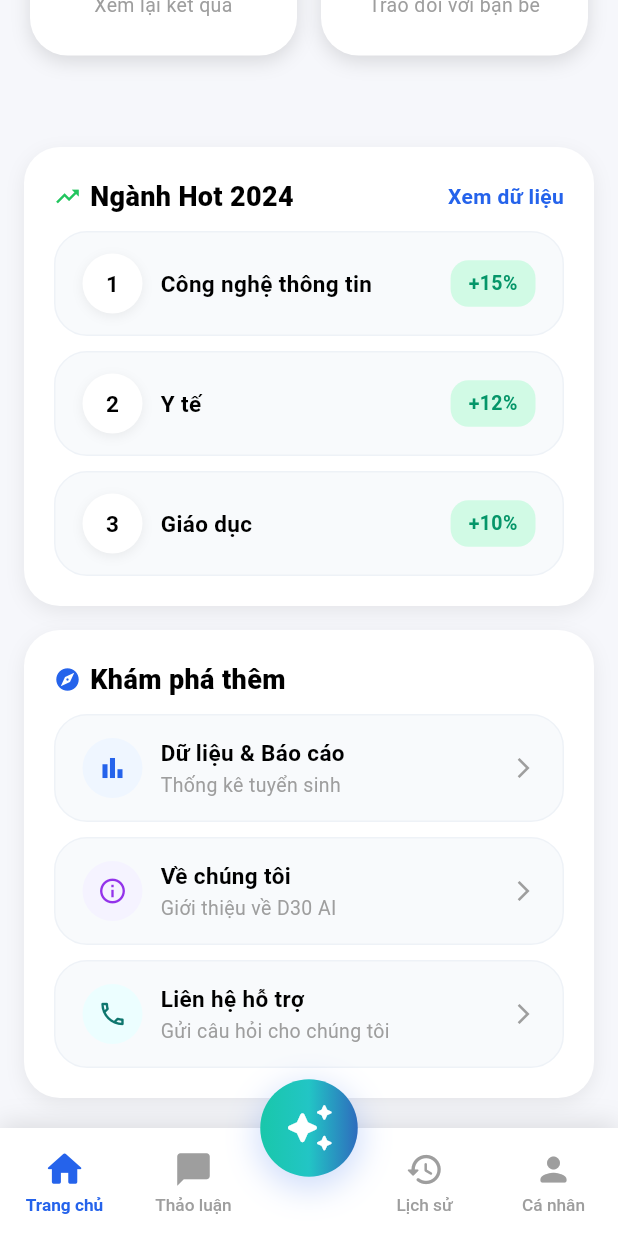
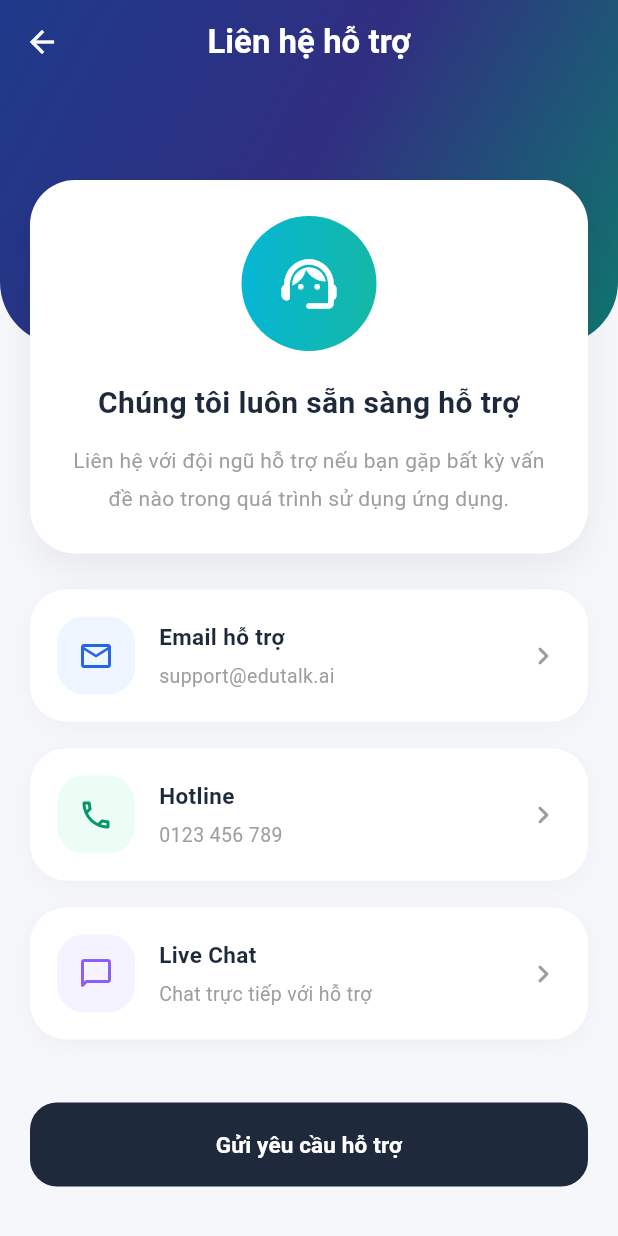
Before and after one commit to thuytrang6/EduTalk, a Flutter app: the screen it shows once a user with an empty profile is signed in, scrolled down 572 dp, after a tap on "Liên hệ hỗ trợ", on a phone screen of 412 x 824 dp. Run offline on Flutter 3.47's test engine with Material 3 defaults, Android fonts, the phone set to English and light mode, and no system bars; our stand-ins replace cloud_firestore, firebase_auth, firebase_core, image_picker; accounts and stored records are empty.

Commit message:
thêm setting, homepage, support nãy up bị sót nha

```diff
--- a/ui_login_out/lib/screens/Setting.dart
+++ b/ui_login_out/lib/screens/Setting.dart
@@ -3,6 +3,8 @@ import 'package:firebase_auth/firebase_auth.dart';
 import 'package:cloud_firestore/cloud_firestore.dart';
 import '../auth_service.dart';
 import 'Login.dart';
+import 'privacy_policy_screen.dart';
+import 'terms_screen.dart';
 
 class SettingScreen extends StatefulWidget {
   const SettingScreen({super.key});
@@ -141,21 +143,37 @@ class _SettingScreenState extends State<SettingScreen> {
               subtitle: "Cập nhật mật khẩu của bạn",
               onTap: () {},
             ),
+
             _buildNavigationItem(
               icon: Icons.security_outlined,
               iconColor: const Color(0xff6366f1),
               bgColor: const Color(0xffeef2ff),
               title: "Chính sách bảo mật",
               subtitle: "Xem cách chúng tôi bảo vệ dữ liệu",
-              onTap: () {},
+
+              onTap: () {
+                Navigator.push(
+                  context,
+                  MaterialPageRoute(
+                    builder: (_) => const PrivacyPolicyScreen(),
+                  ),
+                );
+              },
             ),
+
             _buildNavigationItem(
               icon: Icons.description_outlined,
               iconColor: const Color(0xff06b6d4),
               bgColor: const Color(0xffecfeff),
               title: "Điều khoản sử dụng",
               subtitle: "Xem điều khoản & điều kiện",
-              onTap: () {},
+
+              onTap: () {
+                Navigator.push(
+                  context,
+                  MaterialPageRoute(builder: (_) => const TermsScreen()),
+                );
+              },
             ),
           ],
         ),
--- a/ui_login_out/lib/screens/home_page.dart
+++ b/ui_login_out/lib/screens/home_page.dart
@@ -3,6 +3,8 @@ import 'package:firebase_auth/firebase_auth.dart';
 import 'package:ui_login_out/screens/free_usage_store.dart';
 import 'Premium_screen.dart';
 import 'ThongKeTs.dart';
+import 'about_screen.dart';
+import 'support_screen.dart';
 
 class HomePage extends StatefulWidget {
   final ValueChanged<int>? onChangeTab;
@@ -211,6 +213,12 @@ class _HomePageState extends State<HomePage> {
             title: "Về chúng tôi",
             subtitle: "Giới thiệu về D30 AI",
             onTap: () {
+              Navigator.push(
+  context,
+  MaterialPageRoute(
+    builder: (_) => const AboutScreen(),
+  ),
+);
               widget.onOpenAbout?.call(); // Thêm chữ widget.
             },
           ),
@@ -223,6 +231,12 @@ class _HomePageState extends State<HomePage> {
             title: "Liên hệ hỗ trợ",
             subtitle: "Gửi câu hỏi cho chúng tôi",
             onTap: () {
+              Navigator.push(
+  context,
+  MaterialPageRoute(
+    builder: (_) => const SupportScreen(),
+  ),
+);
               widget.onOpenContact?.call(); // Thêm chữ widget.
             },
           ),
--- /dev/null
+++ b/ui_login_out/lib/screens/support_screen.dart
@@ -0,0 +1,275 @@
+import 'package:flutter/material.dart';
+
+class SupportScreen extends StatelessWidget {
+  const SupportScreen({super.key});
+
+  @override
+  Widget build(BuildContext context) {
+    return Scaffold(
+      backgroundColor: const Color(0xfff6f7fb),
+
+      extendBodyBehindAppBar: true,
+
+      appBar: AppBar(
+        backgroundColor: Colors.transparent,
+        elevation: 0,
+
+        centerTitle: true,
+
+        iconTheme: const IconThemeData(color: Colors.white),
+
+        title: const Text(
+          "Liên hệ hỗ trợ",
+          style: TextStyle(color: Colors.white, fontWeight: FontWeight.bold),
+        ),
+      ),
+
+      body: Stack(
+        children: [
+          // ==================================================
+          // TOP BACKGROUND
+          // ==================================================
+          Container(
+            height: 230,
+
+            decoration: const BoxDecoration(
+              gradient: LinearGradient(
+                begin: Alignment.topLeft,
+                end: Alignment.bottomRight,
+
+                colors: [
+                  Color(0xff1e3a8a),
+                  Color(0xff312e81),
+                  Color(0xff0f766e),
+                ],
+              ),
+
+              borderRadius: BorderRadius.vertical(bottom: Radius.circular(42)),
+            ),
+          ),
+
+          // ==================================================
+          // CONTENT
+          // ==================================================
+          SingleChildScrollView(
+            physics: const BouncingScrollPhysics(),
+
+            padding: const EdgeInsets.fromLTRB(20, 120, 20, 30),
+
+            child: Column(
+              children: [
+                // ==============================================
+                // HEADER CARD
+                // ==============================================
+                Container(
+                  width: double.infinity,
+
+                  padding: const EdgeInsets.all(24),
+
+                  decoration: BoxDecoration(
+                    color: Colors.white,
+
+                    borderRadius: BorderRadius.circular(30),
+
+                    boxShadow: [
+                      BoxShadow(
+                        color: Colors.black.withOpacity(0.06),
+                        blurRadius: 20,
+                        offset: const Offset(0, 10),
+                      ),
+                    ],
+                  ),
+
+                  child: Column(
+                    children: [
+                      Container(
+                        width: 90,
+                        height: 90,
+
+                        decoration: const BoxDecoration(
+                          gradient: LinearGradient(
+                            colors: [Color(0xff06b6d4), Color(0xff14b8a6)],
+                          ),
+
+                          shape: BoxShape.circle,
+                        ),
+
+                        child: const Icon(
+                          Icons.support_agent_rounded,
+                          color: Colors.white,
+                          size: 44,
+                        ),
+                      ),
+
+                      const SizedBox(height: 20),
+
+                      const Text(
+                        "Chúng tôi luôn sẵn sàng hỗ trợ",
+                        textAlign: TextAlign.center,
+
+                        style: TextStyle(
+                          fontSize: 20,
+                          fontWeight: FontWeight.bold,
+                          color: Color(0xff1e293b),
+                        ),
+                      ),
+
+                      const SizedBox(height: 12),
+
+                      const Text(
+                        "Liên hệ với đội ngũ hỗ trợ nếu bạn gặp bất kỳ vấn đề nào trong quá trình sử dụng ứng dụng.",
+                        textAlign: TextAlign.center,
+
+                        style: TextStyle(
+                          fontSize: 14,
+                          height: 1.8,
+                          color: Colors.grey,
+                        ),
+                      ),
+                    ],
+                  ),
+                ),
+
+                const SizedBox(height: 24),
+
+                // ==============================================
+                // CONTACT ITEMS
+                // ==============================================
+                _buildContactItem(
+                  icon: Icons.email_outlined,
+                  iconColor: const Color(0xff2563eb),
+                  bgColor: const Color(0xffeff6ff),
+
+                  title: "Email hỗ trợ",
+                  subtitle: "support@edutalk.ai",
+                ),
+
+                _buildContactItem(
+                  icon: Icons.phone_outlined,
+                  iconColor: const Color(0xff059669),
+                  bgColor: const Color(0xffecfdf5),
+
+                  title: "Hotline",
+                  subtitle: "0123 456 789",
+                ),
+
+                _buildContactItem(
+                  icon: Icons.chat_bubble_outline_rounded,
+                  iconColor: const Color(0xff8b5cf6),
+                  bgColor: const Color(0xfff5f3ff),
+
+                  title: "Live Chat",
+                  subtitle: "Chat trực tiếp với hỗ trợ",
+                ),
+
+                const SizedBox(height: 24),
+
+                // ==============================================
+                // BUTTON
+                // ==============================================
+                SizedBox(
+                  width: double.infinity,
+                  height: 56,
+
+                  child: ElevatedButton(
+                    onPressed: () {},
+
+                    style: ElevatedButton.styleFrom(
+                      backgroundColor: const Color(0xff1e293b),
+
+                      elevation: 0,
+
+                      shape: RoundedRectangleBorder(
+                        borderRadius: BorderRadius.circular(18),
+                      ),
+                    ),
+
+                    child: const Text(
+                      "Gửi yêu cầu hỗ trợ",
+                      style: TextStyle(
+                        fontSize: 15,
+                        fontWeight: FontWeight.bold,
+                        color: Colors.white,
+                      ),
+                    ),
+                  ),
+                ),
+              ],
+            ),
+          ),
+        ],
+      ),
+    );
+  }
+
+  Widget _buildContactItem({
+    required IconData icon,
+    required Color iconColor,
+    required Color bgColor,
+    required String title,
+    required String subtitle,
+  }) {
+    return Container(
+      margin: const EdgeInsets.only(bottom: 18),
+
+      padding: const EdgeInsets.all(18),
+
+      decoration: BoxDecoration(
+        color: Colors.white,
+
+        borderRadius: BorderRadius.circular(24),
+
+        boxShadow: [
+          BoxShadow(
+            color: Colors.black.withOpacity(0.03),
+            blurRadius: 12,
+            offset: const Offset(0, 4),
+          ),
+        ],
+      ),
+
+      child: Row(
+        children: [
+          Container(
+            padding: const EdgeInsets.all(14),
+
+            decoration: BoxDecoration(
+              color: bgColor,
+              borderRadius: BorderRadius.circular(18),
+            ),
+
+            child: Icon(icon, color: iconColor, size: 24),
+          ),
+
+          const SizedBox(width: 16),
+
+          Expanded(
+            child: Column(
+              crossAxisAlignment: CrossAxisAlignment.start,
+
+              children: [
+                Text(
+                  title,
+                  style: const TextStyle(
+                    fontSize: 15,
+                    fontWeight: FontWeight.bold,
+                    color: Color(0xff1e293b),
+                  ),
+                ),
+
+                const SizedBox(height: 6),
+
+                Text(
+                  subtitle,
+                  style: const TextStyle(color: Colors.grey, fontSize: 13),
+                ),
+              ],
+            ),
+          ),
+
+          const Icon(Icons.chevron_right_rounded, color: Colors.grey),
+        ],
+      ),
+    );
+  }
+}
```
